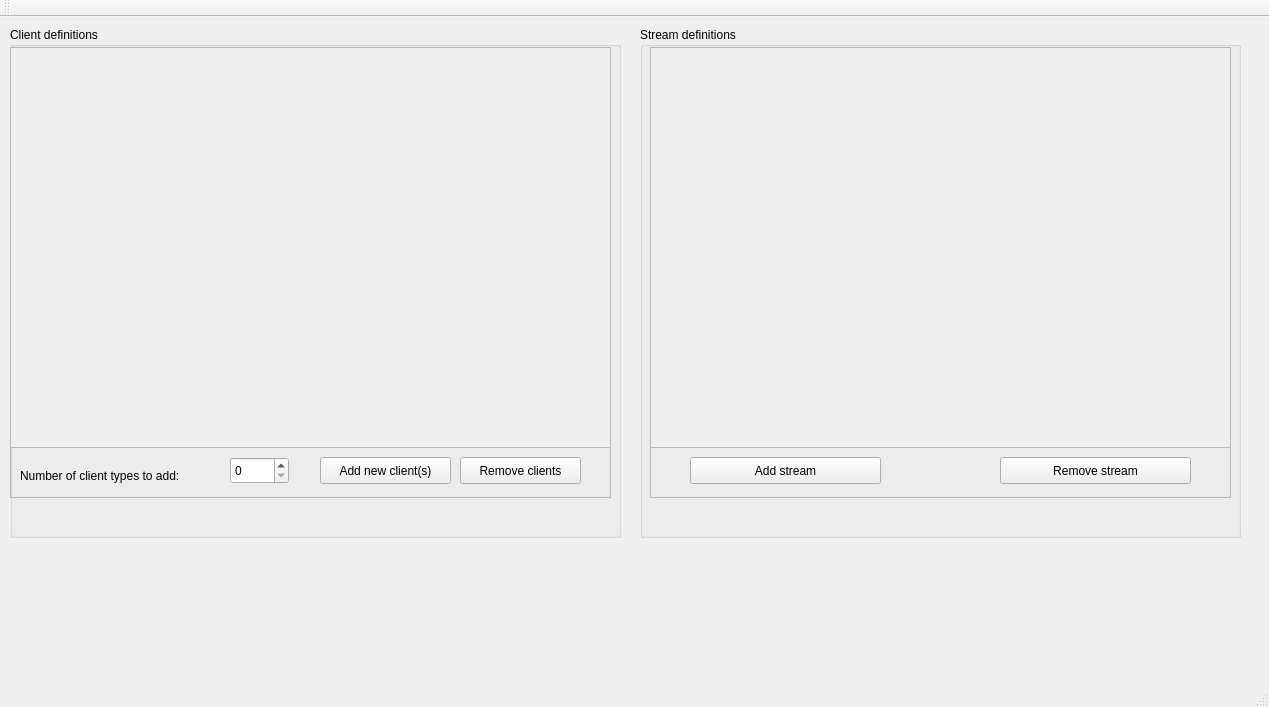
Chiru/NVE_Simulation, file GUI/mainwindow.ui: the form before one commit.
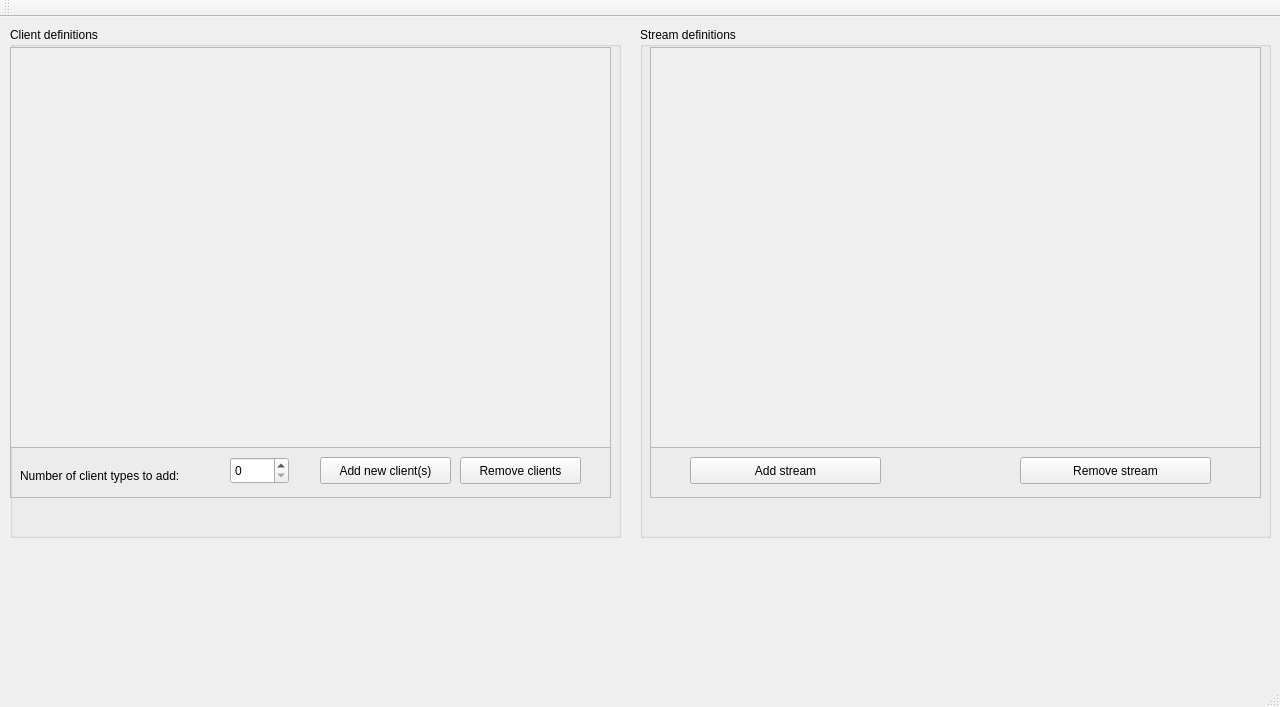
The form after the commit.

```diff
--- a/GUI/mainwindow.ui
+++ b/GUI/mainwindow.ui
@@ -6,7 +6,7 @@
    <rect>
     <x>0</x>
     <y>0</y>
-    <width>1269</width>
+    <width>1280</width>
     <height>707</height>
    </rect>
   </property>
@@ -129,7 +129,7 @@
      <rect>
       <x>640</x>
       <y>10</y>
-      <width>601</width>
+      <width>631</width>
       <height>511</height>
      </rect>
     </property>
@@ -141,7 +141,7 @@
       <rect>
        <x>10</x>
        <y>20</y>
-       <width>581</width>
+       <width>611</width>
        <height>401</height>
       </rect>
      </property>
@@ -153,7 +153,7 @@
        <rect>
         <x>0</x>
         <y>0</y>
-        <width>579</width>
+        <width>609</width>
         <height>399</height>
        </rect>
       </property>
@@ -164,7 +164,7 @@
       <rect>
        <x>10</x>
        <y>420</y>
-       <width>581</width>
+       <width>611</width>
        <height>51</height>
       </rect>
      </property>
@@ -177,7 +177,7 @@
      <widget class="QPushButton" name="removeStreamButton">
       <property name="geometry">
        <rect>
-        <x>350</x>
+        <x>370</x>
         <y>10</y>
         <width>191</width>
         <height>27</height>
```
Left out of the diff: 2 changed lines with no effect on the pictures.
